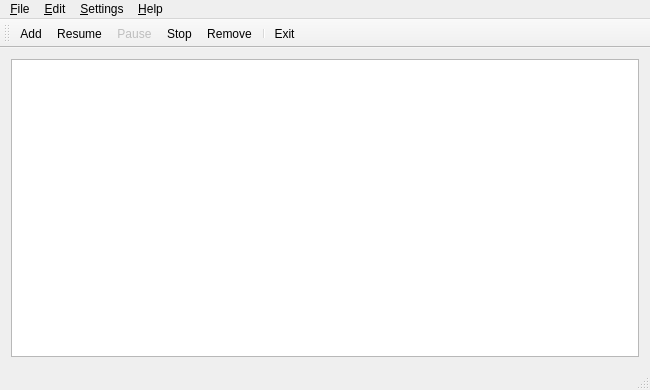
First picture: the form in mainwindow.ui, repository Alir3z4/yoDownet, before the edit.
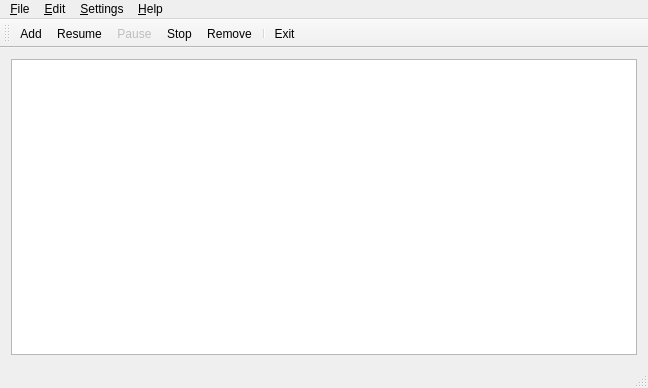
Second picture: the form after the edit. Icons and pictures are not drawn.

Commit message: make urlView selection behavior signle selection!

The edit to the form file:
```diff
--- a/mainwindow.ui
+++ b/mainwindow.ui
@@ -7,8 +7,8 @@
    <rect>
     <x>0</x>
     <y>0</y>
-    <width>650</width>
-    <height>390</height>
+    <width>648</width>
+    <height>388</height>
    </rect>
   </property>
   <property name="windowTitle">
@@ -79,8 +79,8 @@
     <rect>
      <x>0</x>
      <y>0</y>
-     <width>650</width>
-     <height>20</height>
+     <width>648</width>
+     <height>21</height>
     </rect>
    </property>
    <widget class="QMenu" name="fileMenu">
```
Left out of the diff: 2 changed lines with no effect on the pictures.
